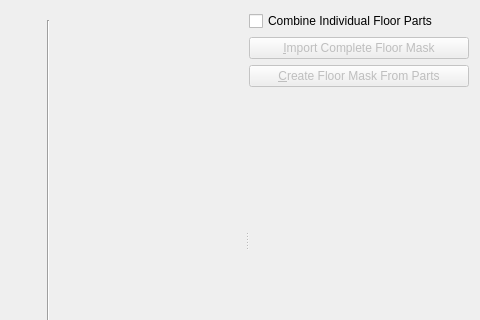
First picture: the form in app/src/tools/core/tabs/CreateFloorMaskWidget.ui, repository dysonltd-zz/gts, before the edit; both pictures show x 160 to 640 and y 0 to 320 of the 640 by 480 pixel window.
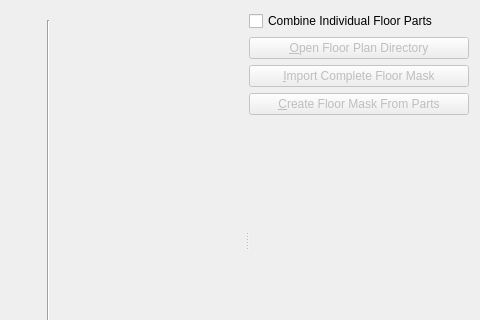
Second picture: the form after the edit. Custom widgets are drawn as their Qt base class.

Commit message: Added Open Floor Plan Directory button and refactored

Diff of the .ui file:
```diff
--- a/app/src/tools/core/tabs/CreateFloorMaskWidget.ui
+++ b/app/src/tools/core/tabs/CreateFloorMaskWidget.ui
@@ -137,6 +137,16 @@
              </property>
             </widget>
            </item>
+           <item>
+            <widget class="QPushButton" name="m_openFloorPlanBtn">
+             <property name="enabled">
+              <bool>false</bool>
+             </property>
+             <property name="text">
+              <string>&amp;Open Floor Plan Directory</string>
+             </property>
+            </widget>
+           </item>
            <item>
             <widget class="QPushButton" name="m_importMaskBtn">
              <property name="enabled">
```
The commit also changes 4 other files.
